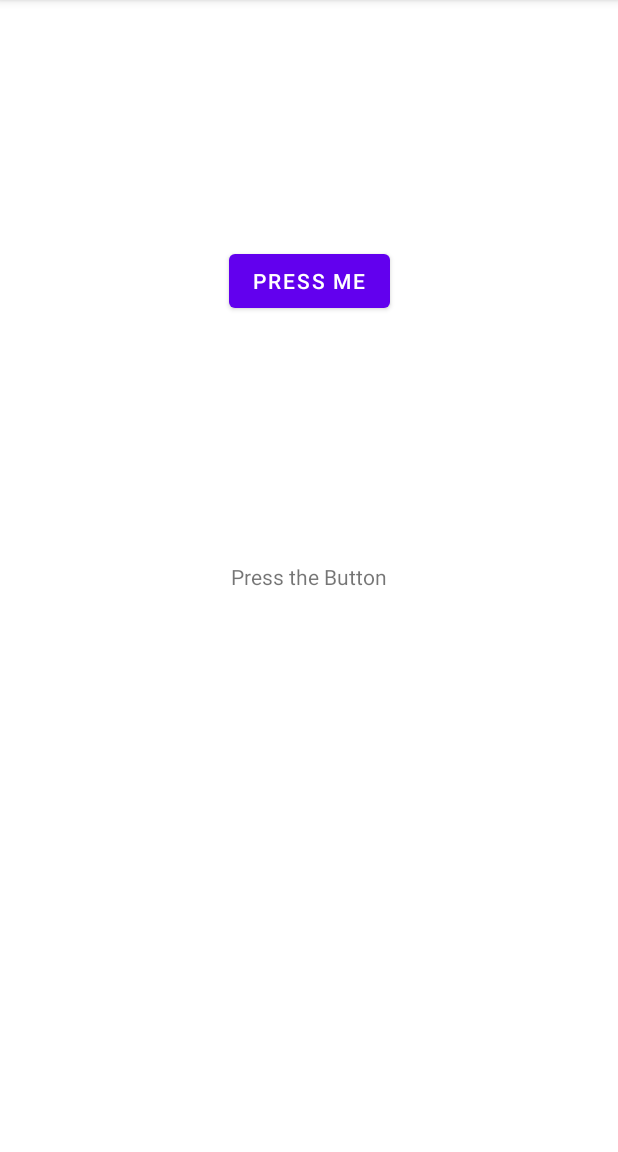
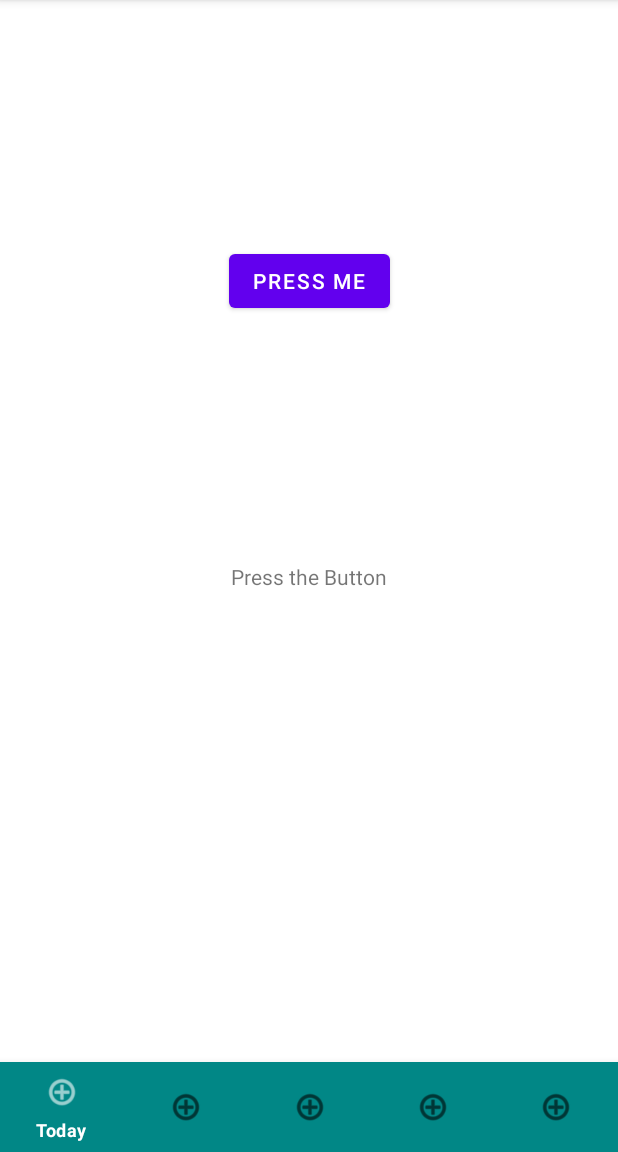
Before and after one commit to MatthewObirek/CalendarApp, an Android app: the screen it shows after launch (MainActivity), on a phone screen of 412 x 824 dp, the part 84-1236 px from its top. Run offline under Robolectric (Android 15) with nearby library versions, the phone set to English and light mode, and no system bars.

Commit message:
Created Navigation Fragment and implemented on activities.

```diff
--- a/CalendarAppAndroid/CalendarApp/app/build.gradle
+++ b/CalendarAppAndroid/CalendarApp/app/build.gradle
@@ -38,6 +38,7 @@ dependencies {
     implementation 'androidx.appcompat:appcompat:1.5.1'
     implementation 'com.google.android.material:material:1.7.0'
     implementation 'androidx.constraintlayout:constraintlayout:2.1.4'
+    implementation 'com.google.android.material:material:1.0.0'
     testImplementation 'junit:junit:4.13.2'
     androidTestImplementation 'androidx.test.ext:junit:1.1.4'
     androidTestImplementation 'androidx.test.espresso:espresso-core:3.5.0'
--- a/CalendarAppAndroid/CalendarApp/app/src/main/java/com/example/calendarapp/CalendarActivity.kt
+++ b/CalendarAppAndroid/CalendarApp/app/src/main/java/com/example/calendarapp/CalendarActivity.kt
@@ -2,10 +2,13 @@ package com.example.calendarapp
 
 import androidx.appcompat.app.AppCompatActivity
 import android.os.Bundle
+import android.widget.RelativeLayout
+import androidx.constraintlayout.widget.ConstraintLayout
 
 class CalendarActivity : AppCompatActivity() {
     override fun onCreate(savedInstanceState: Bundle?) {
         super.onCreate(savedInstanceState)
         setContentView(R.layout.activity_calendar)
+        val NavBar = Navigation( findViewById<RelativeLayout>(R.id.RLCalendar),this)
     }
 }
--- a/CalendarAppAndroid/CalendarApp/app/src/main/java/com/example/calendarapp/MainActivity.kt
+++ b/CalendarAppAndroid/CalendarApp/app/src/main/java/com/example/calendarapp/MainActivity.kt
@@ -1,27 +1,35 @@
 package com.example.calendarapp
 
-import androidx.appcompat.app.AppCompatActivity
+import android.content.Intent
 import android.os.Bundle
 import android.view.View
 import android.widget.Button
+import android.widget.RelativeLayout
 import android.widget.TextView
 import android.widget.Toast
+import androidx.appcompat.app.AppCompatActivity
+import androidx.constraintlayout.widget.ConstraintLayout
+import com.google.android.material.bottomnavigation.BottomNavigationView
+
 
 class MainActivity : AppCompatActivity() {
     private var textView: TextView? = null
     override fun onCreate(savedInstanceState: Bundle?) {
         super.onCreate(savedInstanceState)
         setContentView(R.layout.activity_main)
+        val NavBar = Navigation( findViewById<RelativeLayout>(R.id.RLDay),this)
+
         textView = findViewById<TextView>(R.id.textView)
         textView?.text = "Press the Button"
         val pressMe = findViewById<Button>(R.id.PressMe)
+
     }
 
     fun onPressMe(view: View){
         Toast.makeText(applicationContext,"Hello There", Toast.LENGTH_SHORT).show()
 
         textView?.text = "You Pressed the Button!"
-        finish()
+        //finish()
     }
 
 }
--- a/CalendarAppAndroid/CalendarApp/app/src/main/java/com/example/calendarapp/SettingsActivity.kt
+++ b/CalendarAppAndroid/CalendarApp/app/src/main/java/com/example/calendarapp/SettingsActivity.kt
@@ -2,10 +2,13 @@ package com.example.calendarapp
 
 import androidx.appcompat.app.AppCompatActivity
 import android.os.Bundle
+import android.widget.RelativeLayout
+import androidx.constraintlayout.widget.ConstraintLayout
 
 class SettingsActivity : AppCompatActivity() {
     override fun onCreate(savedInstanceState: Bundle?) {
         super.onCreate(savedInstanceState)
         setContentView(R.layout.activity_settings)
+        val NavBar = Navigation( findViewById<RelativeLayout>(R.id.RLSettings),this)
     }
 }
--- a/CalendarAppAndroid/CalendarApp/app/src/main/java/com/example/calendarapp/TaskActivity.kt
+++ b/CalendarAppAndroid/CalendarApp/app/src/main/java/com/example/calendarapp/TaskActivity.kt
@@ -1,11 +1,17 @@
 package com.example.calendarapp
 
+import android.content.Intent
 import androidx.appcompat.app.AppCompatActivity
 import android.os.Bundle
+import android.widget.RelativeLayout
+import androidx.constraintlayout.widget.ConstraintLayout
+import com.google.android.material.bottomnavigation.BottomNavigationView
 
 class TaskActivity : AppCompatActivity() {
     override fun onCreate(savedInstanceState: Bundle?) {
         super.onCreate(savedInstanceState)
         setContentView(R.layout.activity_task)
+        val NavBar = Navigation( findViewById<RelativeLayout>(R.id.RLTask),this)
+
     }
 }
--- /dev/null
+++ b/CalendarAppAndroid/CalendarApp/app/src/main/res/drawable/selector.xml
@@ -0,0 +1,9 @@
+<?xml version="1.0" encoding="utf-8"?>
+<selector xmlns:android="http://schemas.android.com/apk/res/android">
+    <item
+        android:state_selected="true"
+        android:color="@color/white"/>
+    <item
+        android:state_selected="false"
+        android:color="@color/black"/>
+</selector>
--- a/CalendarAppAndroid/CalendarApp/app/src/main/res/layout/activity_main.xml
+++ b/CalendarAppAndroid/CalendarApp/app/src/main/res/layout/activity_main.xml
@@ -5,6 +5,15 @@
     android:layout_width="match_parent"
     android:layout_height="match_parent"
     tools:context=".MainActivity">
+
+    <RelativeLayout
+        android:layout_width="match_parent"
+        android:layout_height="match_parent"
+        android:id="@+id/RLDay">
+
+        <androidx.constraintlayout.widget.ConstraintLayout
+            android:layout_width="match_parent"
+            android:layout_height="match_parent">
 
             <TextView
                 android:id="@+id/textView"
@@ -27,5 +36,18 @@
                 app:layout_constraintStart_toStartOf="parent"
                 app:layout_constraintTop_toTopOf="parent" />
 
+        </androidx.constraintlayout.widget.ConstraintLayout>
+
+        <com.google.android.material.bottomnavigation.BottomNavigationView
+            android:id="@+id/bottom_navigation"
+            android:layout_width="match_parent"
+            android:layout_height="60dp"
+            android:layout_alignParentBottom="true"
+            app:itemBackground="@color/teal_700"
+            app:itemIconTint="@drawable/selector"
+            app:itemTextColor="@drawable/selector"
+            app:menu="@menu/navigation" />
+    </RelativeLayout>
+
 
 </androidx.constraintlayout.widget.ConstraintLayout>
--- /dev/null
+++ b/CalendarAppAndroid/CalendarApp/app/src/main/res/menu/navigation.xml
@@ -0,0 +1,26 @@
+<?xml version="1.0" encoding="utf-8"?>
+<menu xmlns:android="http://schemas.android.com/apk/res/android">
+
+    <item
+        android:id="@+id/toDayButton"
+        android:title="Today"
+        android:icon="@android:drawable/ic_menu_add" />
+    <item
+        android:id="@+id/toCalendarButton"
+        android:title="Calendar"
+        android:icon="@android:drawable/ic_menu_add" />
+    <item
+        android:id="@+id/addEventTask"
+        android:title="Add"
+        android:icon="@android:drawable/ic_menu_add" />
+    <item
+        android:id="@+id/toTaskButton"
+        android:title="Task"
+        android:icon="@android:drawable/ic_menu_add" />
+    <item
+        android:id="@+id/toSettingsButton"
+        android:title="Settings"
+        android:icon="@android:drawable/ic_menu_add" />
+
+
+</menu>
```
Also changed, not shown: CalendarAppAndroid/CalendarApp/app/src/main/java/com/example/calendarapp/Navigation.kt (+101 -6 lines), CalendarAppAndroid/CalendarApp/app/src/main/res/layout/activity_calendar.xml (+19 -2 lines), CalendarAppAndroid/CalendarApp/app/src/main/res/layout/activity_settings.xml (+16 -0 lines), CalendarAppAndroid/CalendarApp/app/src/main/res/layout/activity_task.xml (+16 -0 lines). Lines whose indentation alone changed are shown as unchanged.
